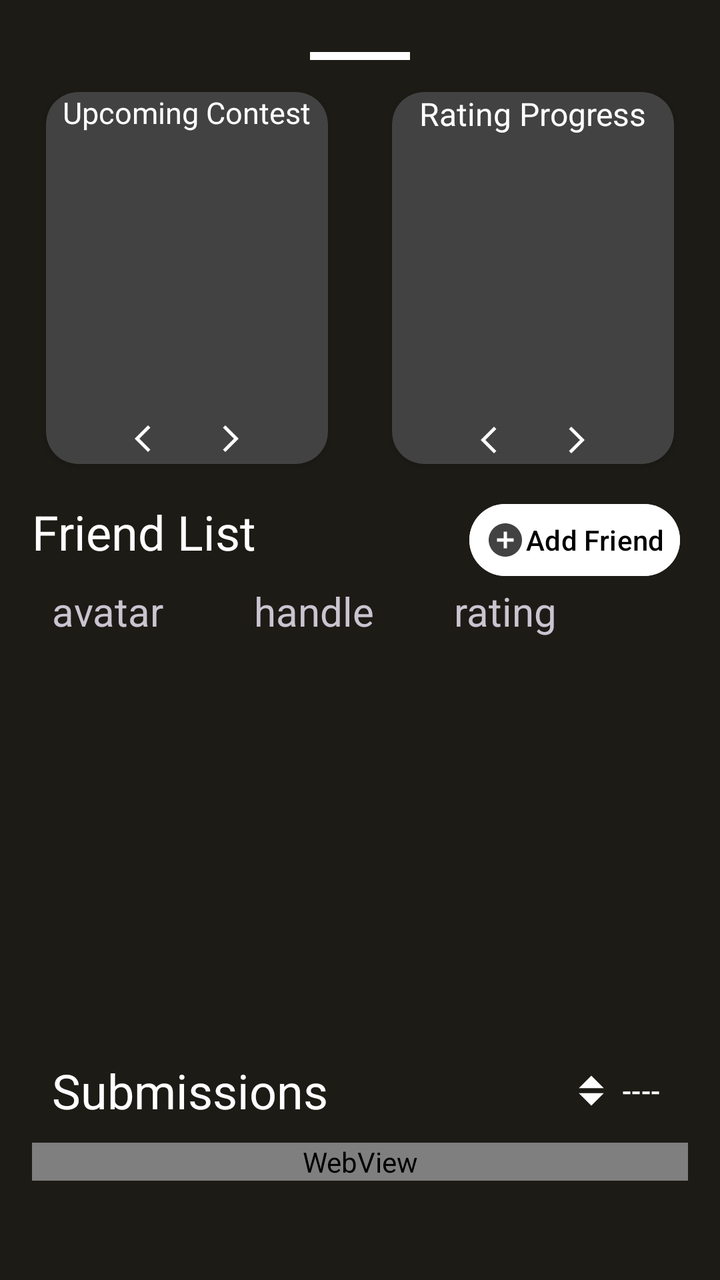
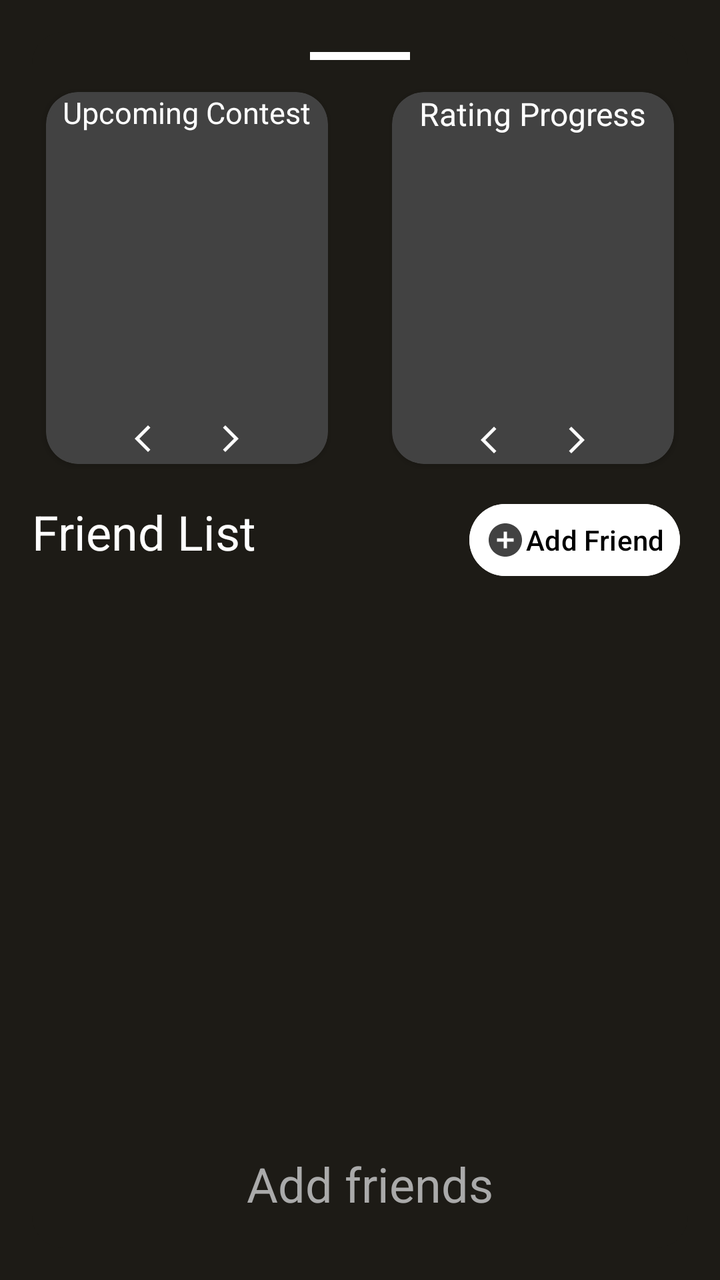

The first picture is an Android layout as it rendered before a commit; the second is the same layout after the commit. The layout source and the unified diff follow.
<!-- AndroidManifest.xml: application theme Theme.ScoreCards -->
<!-- res/layout/activity_detail_card.xml -->
<?xml version="1.0" encoding="utf-8"?>
<androidx.coordinatorlayout.widget.CoordinatorLayout xmlns:android="http://schemas.android.com/apk/res/android"
    xmlns:app="http://schemas.android.com/apk/res-auto"
    android:id="@+id/detailCardLayout"
    android:layout_width="match_parent"
    android:layout_height="match_parent"
    android:background="@color/md_theme_dark_background">

    <androidx.cardview.widget.CardView
        android:id="@+id/detailcardDesign"
        android:layout_width="match_parent"
        android:layout_height="match_parent"
        android:layout_margin="16dp"
        android:layout_marginStart="8dp"
        android:layout_marginTop="8dp"
        android:layout_marginEnd="8dp"
        android:layout_marginBottom="8dp"
        android:elevation="10dp"
        app:cardBackgroundColor="@color/md_theme_dark_background"
        app:cardCornerRadius="16dp">

        <androidx.core.widget.NestedScrollView
            android:layout_width="match_parent"
            android:layout_height="wrap_content">

            <LinearLayout
                android:layout_width="match_parent"
                android:layout_height="match_parent"
                android:orientation="vertical">

                <View
                    android:id="@+id/indicator_line"
                    android:layout_width="50dp"
                    android:layout_height="4dp"
                    android:layout_gravity="center"
                    android:layout_marginTop="10dp"
                    android:background="@color/cardview_light_background" />

                <LinearLayout
                    android:layout_width="match_parent"
                    android:layout_height="wrap_content"
                    android:gravity="center_horizontal"
                    android:orientation="horizontal">

                    <androidx.cardview.widget.CardView
                        android:id="@+id/profile_pic_card"
                        android:layout_width="141dp"
                        android:layout_height="186dp"
                        android:layout_margin="16dp"
                        android:layout_marginStart="8dp"
                        android:backgroundTint="@color/cardview_dark_background"
                        android:elevation="10dp"
                        app:cardCornerRadius="16dp"
                        app:layout_constraintStart_toStartOf="parent">

                        <LinearLayout
                            android:layout_width="match_parent"
                            android:layout_height="wrap_content"
                            android:orientation="vertical">

                            <TextView
                                android:layout_width="wrap_content"
                                android:layout_height="wrap_content"
                                android:layout_gravity="center"
                                android:text="Upcoming Contest"
                                android:textColor="@color/cardview_light_background"
                                android:textSize="15dp" />

                            <androidx.recyclerview.widget.RecyclerView
                                android:id="@+id/upcoming_contest_recyclerview"
                                android:layout_width="match_parent"
                                android:layout_height="130dp"
                                android:layout_gravity="center"
                                android:layout_marginTop="10dp" />

                            <LinearLayout
                                android:layout_width="match_parent"
                                android:layout_height="wrap_content"
                                android:gravity="center"
                                android:orientation="horizontal">

                                <com.google.android.material.button.MaterialButton
                                    android:id="@+id/prevButton"
                                    style="@style/Widget.Material3.Button.IconButton"
                                    android:layout_width="wrap_content"
                                    android:layout_height="wrap_content"
                                    android:layout_gravity="start"
                                    android:gravity="start"
                                    app:icon="@drawable/baseline_arrow_back_ios_new_24"
                                    app:iconSize="16dp"
                                    app:iconTint="@color/cardview_light_background" />

                                <com.google.android.material.button.MaterialButton
                                    android:id="@+id/nextButton"
                                    style="@style/Widget.Material3.Button.IconButton"
                                    android:layout_width="wrap_content"
                                    android:layout_height="wrap_content"
                                    android:layout_gravity="end"
                                    android:gravity="end"
                                    app:icon="@drawable/baseline_navigate_next_24"
                                    app:iconSize="16dp"
                                    app:iconTint="@color/cardview_light_background" />

                            </LinearLayout>

                        </LinearLayout>

                    </androidx.cardview.widget.CardView>


                    <androidx.cardview.widget.CardView
                        android:id="@+id/competitor_card_view"
                        android:layout_width="141dp"
                        android:layout_height="186dp"
                        android:layout_margin="16dp"
                        android:layout_marginStart="8dp"
                        android:backgroundTint="@color/cardview_dark_background"
                        android:elevation="10dp"
                        app:cardCornerRadius="16dp"
                        app:layout_constraintStart_toStartOf="parent">

                        <LinearLayout
                            android:layout_width="match_parent"
                            android:layout_height="wrap_content"
                            android:orientation="vertical">

                            <TextView
                                android:layout_width="wrap_content"
                                android:layout_height="wrap_content"
                                android:layout_gravity="center"
                                android:text="Rating Progress"
                                android:textColor="@color/cardview_light_background"
                                android:textSize="16sp" />

                            <androidx.recyclerview.widget.RecyclerView
                                android:id="@+id/UserProgressRecyclerview"
                                android:layout_width="match_parent"
                                android:layout_height="130dp"
                                android:layout_gravity="center"
                                android:layout_marginTop="10dp" />

                            <LinearLayout
                                android:layout_width="match_parent"
                                android:layout_height="wrap_content"
                                android:gravity="center"
                                android:orientation="horizontal">

                                <com.google.android.material.button.MaterialButton
                                    android:id="@+id/UserProgressPrevButton"
                                    style="@style/Widget.Material3.Button.IconButton"
                                    android:layout_width="wrap_content"
                                    android:layout_height="wrap_content"
                                    android:layout_gravity="start"
                                    android:gravity="start"
                                    app:icon="@drawable/baseline_arrow_back_ios_new_24"
                                    app:iconSize="16dp"
                                    app:iconTint="@color/cardview_light_background" />

                                <com.google.android.material.button.MaterialButton
                                    android:id="@+id/UserProgressNextButton"
                                    style="@style/Widget.Material3.Button.IconButton"
                                    android:layout_width="wrap_content"
                                    android:layout_height="wrap_content"
                                    android:layout_gravity="end"
                                    android:gravity="end"
                                    app:icon="@drawable/baseline_navigate_next_24"
                                    app:iconSize="16dp"
                                    app:iconTint="@color/cardview_light_background" />

                            </LinearLayout>

                        </LinearLayout>

                    </androidx.cardview.widget.CardView>
                </LinearLayout>

                <LinearLayout
                    android:layout_width="match_parent"
                    android:layout_height="wrap_content"
                    android:orientation="horizontal">

                    <TextView
                        android:id="@+id/friend_list_title"
                        android:layout_width="0dp"
                        android:layout_height="wrap_content"
                        android:layout_weight="1"
                        android:text="Friend List"
                        android:textColor="@color/cardview_light_background"
                        android:textSize="24sp" />

                    <com.google.android.material.button.MaterialButton
                        android:id="@+id/add_friend_handle"
                        style="@style/Widget.Material3.Button.IconButton"
                        android:layout_width="wrap_content"
                        android:layout_height="wrap_content"
                        android:backgroundTint="@color/md_theme_light_onPrimary"
                        android:minWidth="0dp"
                        android:minHeight="0dp"
                        android:padding="8dp"
                        android:text="Add Friend"
                        android:textColor="@color/dark"
                        app:icon="@drawable/baseline_add_circle_24"
                        app:iconTint="@color/cardview_dark_background" />

                </LinearLayout>

                <LinearLayout
                    android:layout_width="match_parent"
                    android:layout_height="wrap_content">

                    <TextView
                        android:layout_width="wrap_content"
                        android:layout_height="wrap_content"
                        android:layout_marginStart="10dp"
                        android:text="avatar"
                        android:textSize="20sp" />

                    <TextView
                        android:layout_width="wrap_content"
                        android:layout_height="wrap_content"
                        android:layout_marginStart="45dp"
                        android:text="handle"
                        android:textSize="20sp" />

                    <TextView
                        android:layout_width="wrap_content"
                        android:layout_height="wrap_content"
                        android:layout_marginStart="40dp"
                        android:text="rating"
                        android:textSize="20sp" />
                </LinearLayout>


                <androidx.recyclerview.widget.RecyclerView
                    android:id="@+id/recycler_view"
                    android:layout_width="match_parent"
                    android:layout_height="200dp"
                    android:fadeScrollbars="false"
                    android:orientation="vertical"
                    android:scrollbars="vertical"/>


                <LinearLayout
                    android:layout_width="match_parent"
                    android:layout_height="wrap_content"
                    android:orientation="horizontal">

                    <TextView
                        android:layout_width="wrap_content"
                        android:layout_height="wrap_content"
                        android:padding="10dp"
                        android:text="Submissions"
                        android:textColor="@color/cardview_light_background"
                        android:textSize="24sp" />

                    <LinearLayout xmlns:android="http://schemas.android.com/apk/res/android"
                        android:layout_width="fill_parent"
                        android:layout_height="fill_parent"
                        android:orientation="vertical">

                        <LinearLayout
                            android:layout_width="wrap_content"
                            android:layout_height="wrap_content"
                            android:layout_gravity="end"
                            android:orientation="horizontal">

                            <com.google.android.material.button.MaterialButton
                                android:id="@+id/year_picker"
                                style="@style/Widget.Material3.Button.IconButton"
                                android:layout_width="wrap_content"
                                android:layout_height="wrap_content"
                                android:gravity="center"
                                android:text="----"
                                android:textColor="@color/cardview_light_background"
                                app:icon="@drawable/baseline_arrow_drop_up_down_24"
                                app:iconSize="30sp"
                                app:iconTint="@color/cardview_light_background" />
                        </LinearLayout>
                    </LinearLayout>

                </LinearLayout>

                <WebView
                    android:id="@+id/SubmissionWebView"
                    android:layout_width="match_parent"
                    android:layout_height="match_parent" />

            </LinearLayout>

        </androidx.core.widget.NestedScrollView>
    </androidx.cardview.widget.CardView>
</androidx.coordinatorlayout.widget.CoordinatorLayout>
<!-- resources referenced by this layout -->
<resources>
  <color name="dark">#000</color>
  <color name="md_theme_dark_background">#1D1B16</color>
  <color name="md_theme_light_onPrimary">#FFFFFF</color>
  <!-- drawable baseline_add_circle_24 (drawable) -->
  <vector android:height="24dp" android:tint="#000000"
      android:viewportHeight="24" android:viewportWidth="24"
      android:width="24dp" xmlns:android="http://schemas.android.com/apk/res/android">
      <path android:fillColor="@android:color/white" android:pathData="M12,2C6.48,2 2,6.48 2,12s4.48,10 10,10 10,-4.48 10,-10S17.52,2 12,2zM17,13h-4v4h-2v-4L7,13v-2h4L11,7h2v4h4v2z"/>
  </vector>
  <!-- drawable baseline_arrow_back_ios_new_24 (drawable) -->
  <vector android:height="24dp"
      android:tint="#000000"
      android:viewportHeight="24"
      android:viewportWidth="24"
      android:width="24dp"
      xmlns:android="http://schemas.android.com/apk/res/android">
      <path
          android:fillColor="@android:color/white"
          android:pathData="M17.77,3.77l-1.77,-1.77l-10,10l10,10l1.77,-1.77l-8.23,-8.23z" />
  </vector>
  <!-- drawable baseline_arrow_drop_up_down_24 (drawable) -->
  <vector
      android:height="24dp"
      android:tint="#000000"
      android:viewportHeight="24"
      android:viewportWidth="24"
      android:width="24dp"
      xmlns:android="http://schemas.android.com/apk/res/android">
  
  
      <group
          android:translateY="-3"
          >
          <path
              android:fillColor="@android:color/white"
              android:pathData="M7,14l5,-5 5,5z"/>
      </group>
  
  
      <group
          android:translateY="3"
          >
          <path
              android:fillColor="@android:color/white"
              android:pathData="M7,10l5,5 5,-5z"/>
      </group>
  
  
  </vector>
  <!-- drawable baseline_navigate_next_24 (drawable) -->
  <vector android:height="24dp"
      android:tint="#000000"
      android:viewportHeight="24"
      android:viewportWidth="24"
      android:width="24dp"
      xmlns:android="http://schemas.android.com/apk/res/android">
      <group
          android:name="rotationGroup"
          android:pivotX="12"
          android:scaleX="-1" >
          <path
              android:fillColor="@android:color/white"
              android:pathData="M17.77,3.77l-1.77,-1.77l-10,10l10,10l1.77,-1.77l-8.23,-8.23z" />
      </group>
  </vector>
  <color name="md_theme_light_primary">#705D00</color>
  <color name="md_theme_light_primaryContainer">#FFE16D</color>
  <color name="md_theme_light_onPrimaryContainer">#221B00</color>
  <color name="md_theme_light_secondary">#675E40</color>
  <color name="md_theme_light_onSecondary">#FFFFFF</color>
  <color name="md_theme_light_secondaryContainer">#EFE2BC</color>
  <color name="md_theme_light_onSecondaryContainer">#211B04</color>
  <color name="md_theme_light_tertiary">#44664E</color>
  <color name="md_theme_light_onTertiary">#FFFFFF</color>
  <color name="md_theme_light_tertiaryContainer">#C6ECCD</color>
  <color name="md_theme_light_onTertiaryContainer">#00210E</color>
  <color name="md_theme_light_error">#BA1A1A</color>
  <color name="md_theme_light_errorContainer">#FFDAD6</color>
  <color name="md_theme_light_onError">#FFFFFF</color>
  <color name="md_theme_light_onErrorContainer">#410002</color>
  <color name="md_theme_light_background">#FFFBFF</color>
  <color name="md_theme_light_onBackground">#1D1B16</color>
  <color name="md_theme_light_surface">#FFFBFF</color>
  <color name="md_theme_light_onSurface">#1D1B16</color>
  <color name="md_theme_light_surfaceVariant">#EAE2CF</color>
  <color name="md_theme_light_onSurfaceVariant">#4B4739</color>
  <color name="md_theme_light_outline">#7C7767</color>
  <color name="md_theme_light_inverseOnSurface">#F6F0E7</color>
  <color name="md_theme_light_inverseSurface">#33302A</color>
  <color name="md_theme_light_inversePrimary">#E9C400</color>
  <!-- unchanged entries left out for length: 1 -->
</resources>

<!-- the commit's change to res/layout/activity_detail_card.xml (unified diff, before → after) -->
@@ -204,31 +204,31 @@
 
                 </LinearLayout>
 
-                <LinearLayout
-                    android:layout_width="match_parent"
-                    android:layout_height="wrap_content">
-
-                    <TextView
-                        android:layout_width="wrap_content"
-                        android:layout_height="wrap_content"
-                        android:layout_marginStart="10dp"
-                        android:text="avatar"
-                        android:textSize="20sp" />
-
-                    <TextView
-                        android:layout_width="wrap_content"
-                        android:layout_height="wrap_content"
-                        android:layout_marginStart="45dp"
-                        android:text="handle"
-                        android:textSize="20sp" />
-
-                    <TextView
-                        android:layout_width="wrap_content"
-                        android:layout_height="wrap_content"
-                        android:layout_marginStart="40dp"
-                        android:text="rating"
-                        android:textSize="20sp" />
-                </LinearLayout>
+
+
+
+
+
+
+
+
+
+
+
+
+
+
+
+
+
+
+
+
+
+
+
+
+
 
 
                 <androidx.recyclerview.widget.RecyclerView
@@ -238,6 +238,16 @@
                     android:fadeScrollbars="false"
                     android:orientation="vertical"
                     android:scrollbars="vertical"/>
+
+                <TextView
+                    android:id="@+id/recycler_view_placeholder"
+                    android:layout_width="match_parent"
+                    android:layout_height="200dp"
+                    android:gravity="center"
+                    android:layout_marginStart="10dp"
+                    android:text="Add friends"
+                    android:textColor="@android:color/darker_gray"
+                    android:textSize="24sp" />
 
 
                 <LinearLayout
